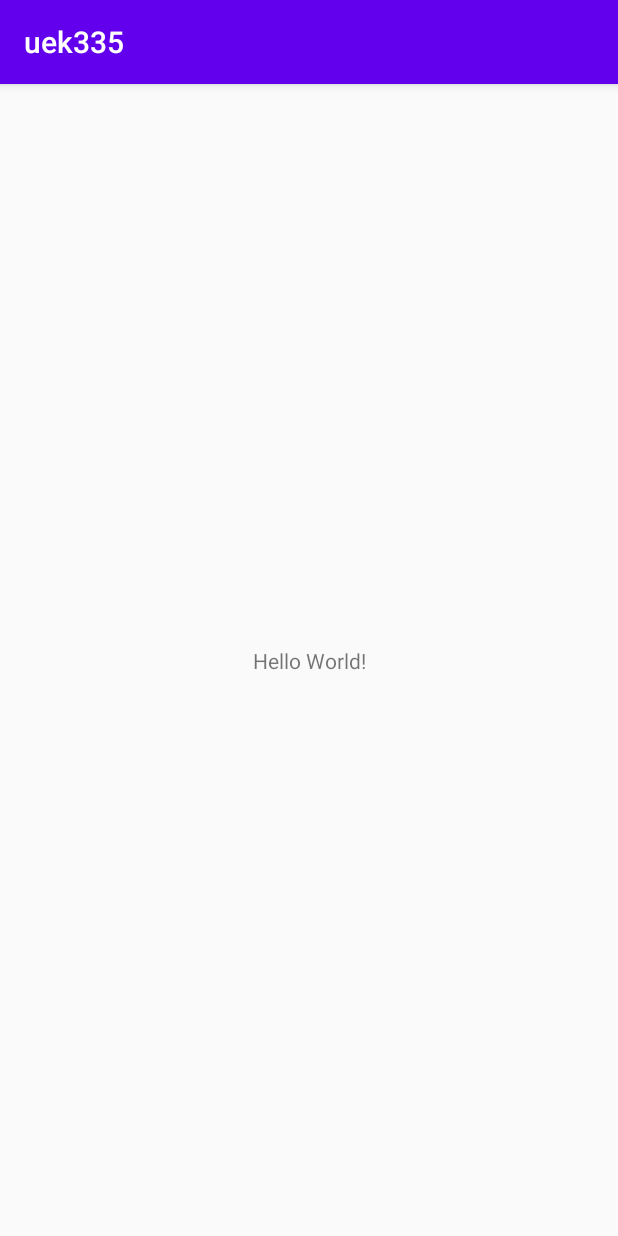
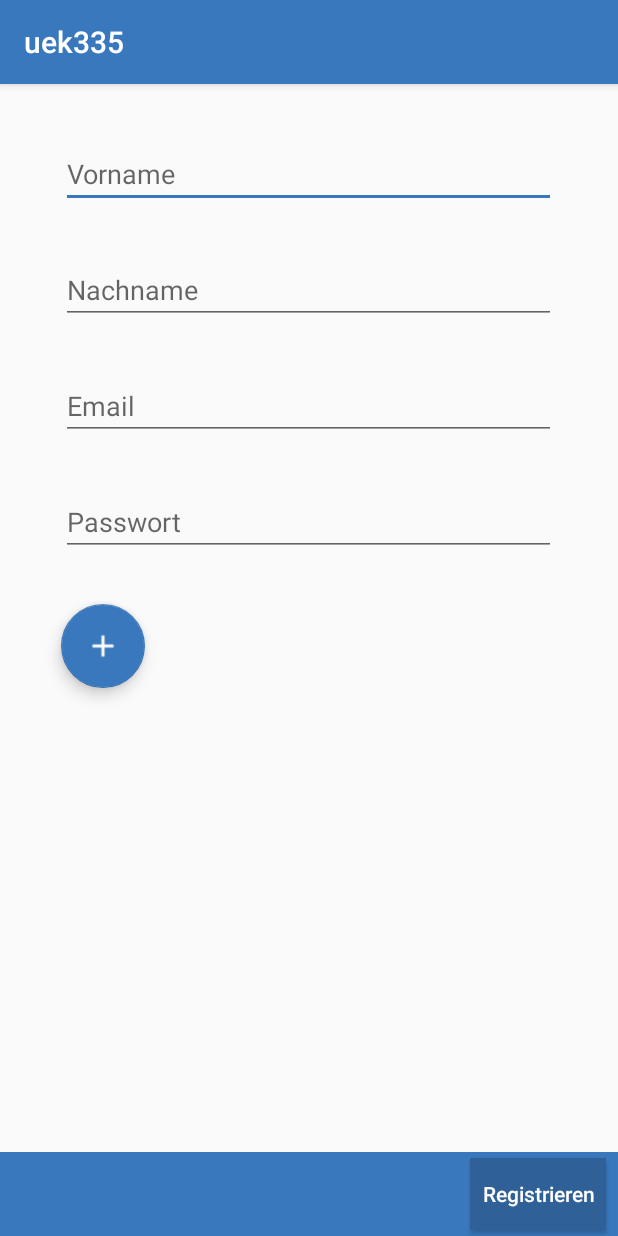
Before and after one commit to flxsch/uk-335, an Android app: the screen it shows after launch (MainActivity before the commit, RegisterActivity after it), on a phone screen of 412 x 824 dp. Run offline under Robolectric (Android 15) with nearby library versions, the phone set to English and light mode, and no system bars.

Commit message:
Added Register Activity

```diff
--- a/app/build.gradle
+++ b/app/build.gradle
@@ -31,4 +31,5 @@ dependencies {
     testImplementation 'junit:junit:4.12'
     androidTestImplementation 'androidx.test.ext:junit:1.1.1'
     androidTestImplementation 'androidx.test.espresso:espresso-core:3.2.0'
+    implementation 'com.google.android.material:material:1.1.0'
 }
--- a/app/src/main/AndroidManifest.xml
+++ b/app/src/main/AndroidManifest.xml
@@ -9,13 +9,15 @@
         android:roundIcon="@mipmap/ic_launcher_round"
         android:supportsRtl="true"
         android:theme="@style/AppTheme">
-        <activity android:name=".MainActivity">
+        <activity android:name=".RegisterActivity">
             <intent-filter>
                 <action android:name="android.intent.action.MAIN" />
 
                 <category android:name="android.intent.category.LAUNCHER" />
             </intent-filter>
         </activity>
+        <activity android:name=".MainActivity">
+        </activity>
     </application>
 
 </manifest>
--- /dev/null
+++ b/app/src/main/java/ch/noseryoung/uek335/RegisterActivity.java
@@ -0,0 +1,14 @@
+package ch.noseryoung.uek335;
+
+import androidx.appcompat.app.AppCompatActivity;
+
+import android.os.Bundle;
+
+public class RegisterActivity extends AppCompatActivity {
+
+    @Override
+    protected void onCreate(Bundle savedInstanceState) {
+        super.onCreate(savedInstanceState);
+        setContentView(R.layout.activity_register);
+    }
+}
--- /dev/null
+++ b/app/src/main/res/layout/activity_register.xml
@@ -0,0 +1,95 @@
+<?xml version="1.0" encoding="utf-8"?>
+<androidx.constraintlayout.widget.ConstraintLayout xmlns:android="http://schemas.android.com/apk/res/android"
+    xmlns:app="http://schemas.android.com/apk/res-auto"
+    xmlns:tools="http://schemas.android.com/tools"
+    android:layout_width="match_parent"
+    android:layout_height="match_parent"
+    tools:context=".RegisterActivity">
+
+    <LinearLayout
+        android:layout_width="362dp"
+        android:layout_height="616dp"
+        android:orientation="vertical"
+        app:layout_constraintBottom_toBottomOf="parent"
+        app:layout_constraintEnd_toEndOf="parent"
+        app:layout_constraintHorizontal_bias="0.489"
+        app:layout_constraintStart_toStartOf="parent"
+        app:layout_constraintTop_toTopOf="parent"
+        app:layout_constraintVertical_bias="0.139">
+
+        <EditText
+            android:id="@+id/field_text_vorname_register"
+            android:layout_width="match_parent"
+            android:layout_height="wrap_content"
+            android:layout_margin="16dp"
+            android:autofillHints=""
+            android:ems="10"
+            android:hint="@string/vorname"
+            android:inputType="textPersonName" />
+
+        <EditText
+            android:id="@+id/field_text_nachname_register"
+            android:layout_width="match_parent"
+            android:layout_height="wrap_content"
+            android:layout_margin="16dp"
+            android:autofillHints=""
+            android:ems="10"
+            android:hint="@string/nachname"
+            android:inputType="textPersonName" />
+
+        <EditText
+            android:id="@+id/field_email_register"
+            android:layout_width="match_parent"
+            android:layout_height="wrap_content"
+            android:layout_margin="16dp"
+            android:autofillHints=""
+            android:ems="10"
+            android:hint="@string/email"
+            android:inputType="textEmailAddress" />
+
+        <EditText
+            android:id="@+id/field_password_register"
+            android:layout_width="match_parent"
+            android:layout_height="wrap_content"
+            android:layout_margin="16dp"
+            android:autofillHints=""
+            android:ems="10"
+            android:hint="@string/password"
+            android:inputType="textPassword" />
+
+        <com.google.android.material.floatingactionbutton.FloatingActionButton
+            android:id="@+id/fab_add_picture_register"
+            android:layout_width="match_parent"
+            android:layout_height="wrap_content"
+            android:layout_margin="16dp"
+            android:clickable="true"
+            android:focusable="true"
+            app:srcCompat="@drawable/baseline_add_white_36dp" />
+    </LinearLayout>
+
+    <androidx.appcompat.widget.Toolbar
+        android:id="@+id/toolbar"
+        android:layout_width="match_parent"
+        android:layout_height="wrap_content"
+        android:background="?attr/colorPrimary"
+        android:minHeight="?attr/actionBarSize"
+        android:theme="?attr/actionBarTheme"
+        app:layout_constraintBottom_toBottomOf="parent"
+        app:layout_constraintEnd_toEndOf="parent"
+        app:layout_constraintStart_toStartOf="parent" />
+
+    <Button
+        android:id="@+id/button_register"
+        android:layout_width="wrap_content"
+        android:layout_height="wrap_content"
+        android:background="@color/colorPrimaryDark"
+        android:padding="8dp"
+        android:text="@string/register"
+        android:textColor="@android:color/white"
+        android:textAllCaps="false"
+        app:layout_constraintBottom_toBottomOf="@+id/toolbar"
+        app:layout_constraintEnd_toEndOf="@+id/toolbar"
+        app:layout_constraintHorizontal_bias="0.976"
+        app:layout_constraintStart_toStartOf="parent"
+        app:layout_constraintTop_toTopOf="@+id/toolbar" />
+</androidx.constraintlayout.widget.ConstraintLayout>
--- a/app/src/main/res/values/colors.xml
+++ b/app/src/main/res/values/colors.xml
@@ -1,6 +1,6 @@
 <?xml version="1.0" encoding="utf-8"?>
 <resources>
-    <color name="colorPrimary">#6200EE</color>
-    <color name="colorPrimaryDark">#3700B3</color>
-    <color name="colorAccent">#03DAC5</color>
+    <color name="colorPrimary">#3978BD</color>
+    <color name="colorPrimaryDark">#2F6198</color>
+    <color name="colorAccent">#3978BD</color>
 </resources>
--- a/app/src/main/res/values/strings.xml
+++ b/app/src/main/res/values/strings.xml
@@ -1,3 +1,8 @@
 <resources>
     <string name="app_name">uek335</string>
+    <string name="vorname">Vorname</string>
+    <string name="nachname">Nachname</string>
+    <string name="email">Email</string>
+    <string name="password">Passwort</string>
+    <string name="register">Registrieren</string>
 </resources>
```
Also changed, not shown: app/src/main/res/drawable/baseline_add_white_36dp.png (added).
